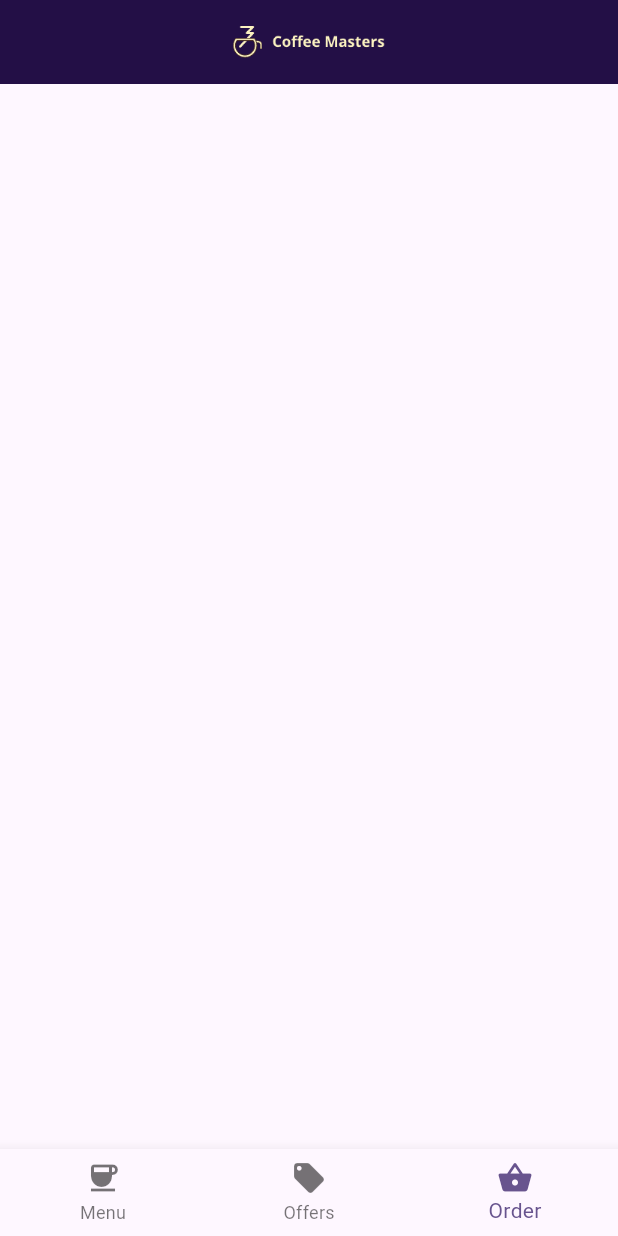
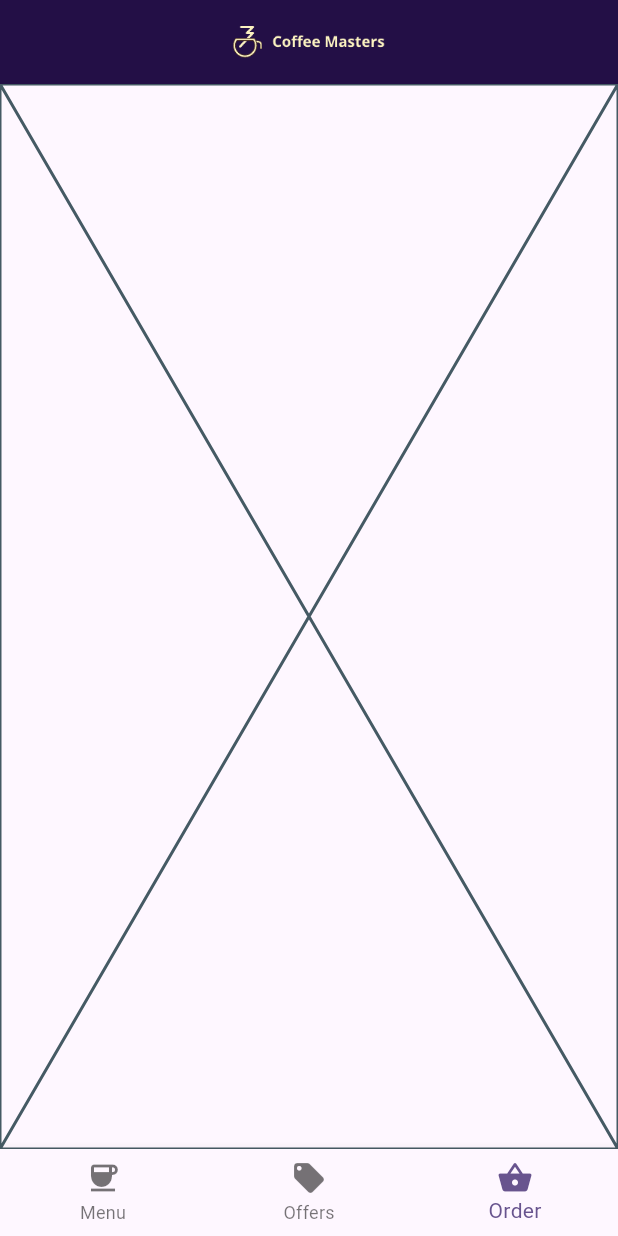
Before and after one commit to avd1729/Coffee-Masters-Flutter, a Flutter app: the screen it shows after launch, item 3 of the bottom bar chosen, on a phone screen of 412 x 824 dp. Run offline on Flutter 3.47's test engine with Material 3 defaults, Android fonts, the phone set to English and light mode, and no system bars.

```diff
--- a/lib/main.dart
+++ b/lib/main.dart
@@ -1,4 +1,6 @@
+import 'package:coffee_masters/pages/menu.dart';
 import 'package:coffee_masters/pages/offers.dart';
+import 'package:coffee_masters/pages/order.dart';
 import 'package:flutter/material.dart';
 
 void main() {
@@ -38,13 +40,13 @@ class _MyHomePageState extends State<MyHomePage> {
 
     switch (selectedIndex){
       case 0:
-        currentWidgetPage = const Text("");
+        currentWidgetPage = const MenuPage();
         break;
        case 1:
-        currentWidgetPage = OffersPage();
+        currentWidgetPage = const OffersPage();
         break;
        case 2:
-        currentWidgetPage = const Text("");
+        currentWidgetPage = const OrderPage();
         break;
 
     }
@@ -67,6 +69,7 @@ class _MyHomePageState extends State<MyHomePage> {
             selectedIndex = value;
           })
         },
+
         items: const [
         BottomNavigationBarItem(label: "Menu", icon: Icon(Icons.coffee)),
         BottomNavigationBarItem(label: "Offers", icon: Icon(Icons.local_offer)),
--- a/lib/pages/order.dart
+++ b/lib/pages/order.dart
@@ -0,0 +1,10 @@
+import 'package:flutter/material.dart';
+
+class OrderPage extends StatelessWidget {
+  const OrderPage({super.key});
+
+  @override
+  Widget build(BuildContext context) {
+    return const Placeholder();
+  }
+}
```
Also changed, not shown: lib/model/category.dart (added, +8 -0 lines), lib/model/itemincart.dart (added, +8 -0 lines), lib/model/product.dart (added, +15 -0 lines), lib/pages/menu.dart (+10 -0 lines).
